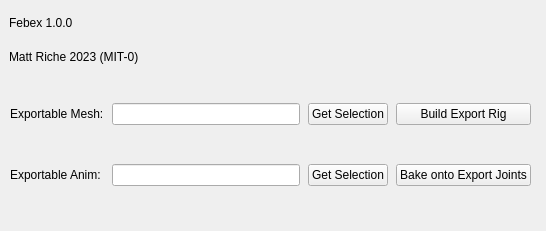
First picture: the form in uis/febex_main.ui, repository retsyn/febex, before the edit.
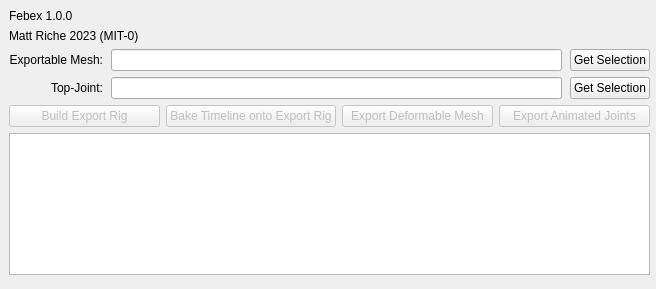
Second picture: the form after the edit.

What changed in the file:
```diff
--- a/uis/febex_main.ui
+++ b/uis/febex_main.ui
@@ -6,83 +6,20 @@
    <rect>
     <x>0</x>
     <y>0</y>
-    <width>546</width>
-    <height>231</height>
+    <width>656</width>
+    <height>289</height>
    </rect>
   </property>
   <property name="windowTitle">
    <string>Form</string>
   </property>
-  <widget class="QWidget" name="gridLayoutWidget">
-   <property name="geometry">
-    <rect>
-     <x>10</x>
-     <y>70</y>
-     <width>521</width>
-     <height>151</height>
-    </rect>
-   </property>
-   <layout class="QGridLayout" name="gridLayout" columnstretch="0,0,0,0">
-    <property name="horizontalSpacing">
-     <number>8</number>
-    </property>
-    <item row="0" column="1">
-     <widget class="QLineEdit" name="SelectedMesh_QLineEdit"/>
-    </item>
-    <item row="0" column="2">
-     <widget class="QPushButton" name="PopulateMesh_QPushButton">
-      <property name="text">
-       <string>Get Selection</string>
-      </property>
-     </widget>
-    </item>
-    <item row="0" column="0">
-     <widget class="QLabel" name="ExportMesh_QLabel">
-      <property name="text">
-       <string>Exportable Mesh:</string>
-      </property>
-     </widget>
-    </item>
-    <item row="0" column="3">
-     <widget class="QPushButton" name="BuildExportRig_QPushButton">
-      <property name="text">
-       <string>Build Export Rig</string>
-      </property>
-     </widget>
-    </item>
-    <item row="1" column="0">
-     <widget class="QLabel" name="ExportAnim_QLabel">
-      <property name="text">
-       <string>Exportable Anim:</string>
-      </property>
-     </widget>
-    </item>
-    <item row="1" column="1">
-     <widget class="QLineEdit" name="SelectedJoint_QLineEdit"/>
-    </item>
-    <item row="1" column="2">
-     <widget class="QPushButton" name="PopulateJoint_QPushButton">
-      <property name="text">
-       <string>Get Selection</string>
-      </property>
-     </widget>
-    </item>
-    <item row="1" column="3">
-     <widget class="QPushButton" name="BakeAnim_QPushButton">
-      <property name="text">
-       <string>Bake onto Export Joints</string>
-      </property>
-     </widget>
-    </item>
-   </layout>
-  </widget>
   <widget class="QWidget" name="verticalLayoutWidget">
    <property name="geometry">
     <rect>
      <x>9</x>
      <y>9</y>
-     <width>521</width>
-     <height>61</height>
+     <width>641</width>
+     <height>266</height>
     </rect>
    </property>
    <layout class="QVBoxLayout" name="verticalLayout">
@@ -100,6 +37,129 @@
       </property>
      </widget>
     </item>
+    <item>
+     <layout class="QGridLayout" name="gridLayout" columnstretch="0,0,0,0,0">
+      <property name="horizontalSpacing">
+       <number>8</number>
+      </property>
+      <item row="1" column="1">
+       <widget class="QLineEdit" name="SelectedJoint_QLineEdit">
+        <property name="toolTip">
+         <string extracomment="Must contain the unique name of the joint found at the top of the asset's hierarchy."/>
+        </property>
+       </widget>
+      </item>
+      <item row="1" column="0">
+       <widget class="QLabel" name="label">
+        <property name="layoutDirection">
+         <enum>Qt::LeftToRight</enum>
+        </property>
+        <property name="text">
+         <string>Top-Joint:</string>
+        </property>
+        <property name="alignment">
+         <set>Qt::AlignRight|Qt::AlignTrailing|Qt::AlignVCenter</set>
+        </property>
+       </widget>
+      </item>
+      <item row="0" column="1">
+       <widget class="QLineEdit" name="SelectedMesh_QLineEdit">
+        <property name="toolTip">
+         <string extracomment="Must contain the unique name of a mesh with a skincluster, that will be exported to the game-engine."/>
+        </property>
+       </widget>
+      </item>
+      <item row="0" column="3">
+       <widget class="QPushButton" name="PopulateMesh_QPushButton">
+        <property name="toolTip">
+         <string extracomment="Populate the selected item in the scene as the Exportable Mesh."/>
+        </property>
+        <property name="text">
+         <string>Get Selection</string>
+        </property>
+       </widget>
+      </item>
+      <item row="0" column="0">
+       <widget class="QLabel" name="ExportMesh_QLabel">
+        <property name="text">
+         <string>Exportable Mesh:</string>
+        </property>
+        <property name="alignment">
+         <set>Qt::AlignRight|Qt::AlignTrailing|Qt::AlignVCenter</set>
+        </property>
+       </widget>
+      </item>
+      <item row="1" column="3">
+       <widget class="QPushButton" name="PopulateJoint_QPushButton">
+        <property name="toolTip">
+         <string extracomment="Populate the selected item in the scene as the Top-Joint of the exported skeleton."/>
+        </property>
+        <property name="text">
+         <string>Get Selection</string>
+        </property>
+       </widget>
+      </item>
+     </layout>
+    </item>
+    <item>
+     <layout class="QHBoxLayout" name="horizontalLayout">
+      <item>
+       <widget class="QPushButton" name="BuildExportRig_QPushButton">
+        <property name="enabled">
+         <bool>false</bool>
+        </property>
+        <property name="toolTip">
+         <string extracomment="Creates a unique copy of the skeleton and the geo, without any rigging."/>
+        </property>
+        <property name="text">
+         <string>Build Export Rig</string>
+        </property>
+       </widget>
+      </item>
+      <item>
+       <widget class="QPushButton" name="BakeAnim_QPushButton">
+        <property name="enabled">
+         <bool>false</bool>
+        </property>
+        <property name="toolTip">
+         <string extracomment="Binds the joints of the export rig with constraints, and bakes the rig's animation onto the export content."/>
+        </property>
+        <property name="text">
+         <string>Bake Timeline onto Export Rig</string>
+        </property>
+       </widget>
+      </item>
+      <item>
+       <widget class="QPushButton" name="pushButton_2">
+        <property name="enabled">
+         <bool>false</bool>
+        </property>
+        <property name="toolTip">
+         <string extracomment="Exports and .FBX of the Deformable Mesh derived from the rig."/>
+        </property>
+        <property name="text">
+         <string>Export Deformable Mesh</string>
+        </property>
+       </widget>
+      </item>
+      <item>
+       <widget class="QPushButton" name="pushButton_3">
+        <property name="enabled">
+         <bool>false</bool>
+        </property>
+        <property name="toolTip">
+         <string extracomment="Exports and FBX of just the animated skeleton."/>
+        </property>
+        <property name="text">
+         <string>Export Animated Joints</string>
+        </property>
+       </widget>
+      </item>
+     </layout>
+    </item>
+    <item>
+     <widget class="QTextBrowser" name="Output"/>
+    </item>
    </layout>
   </widget>
  </widget>
```
